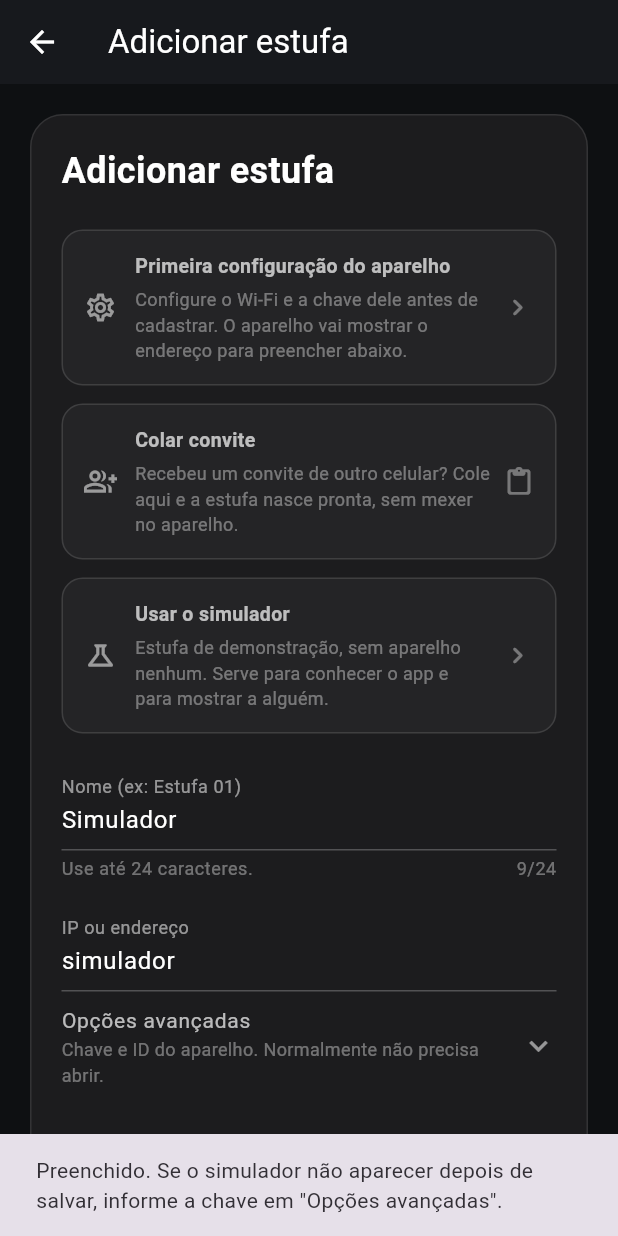
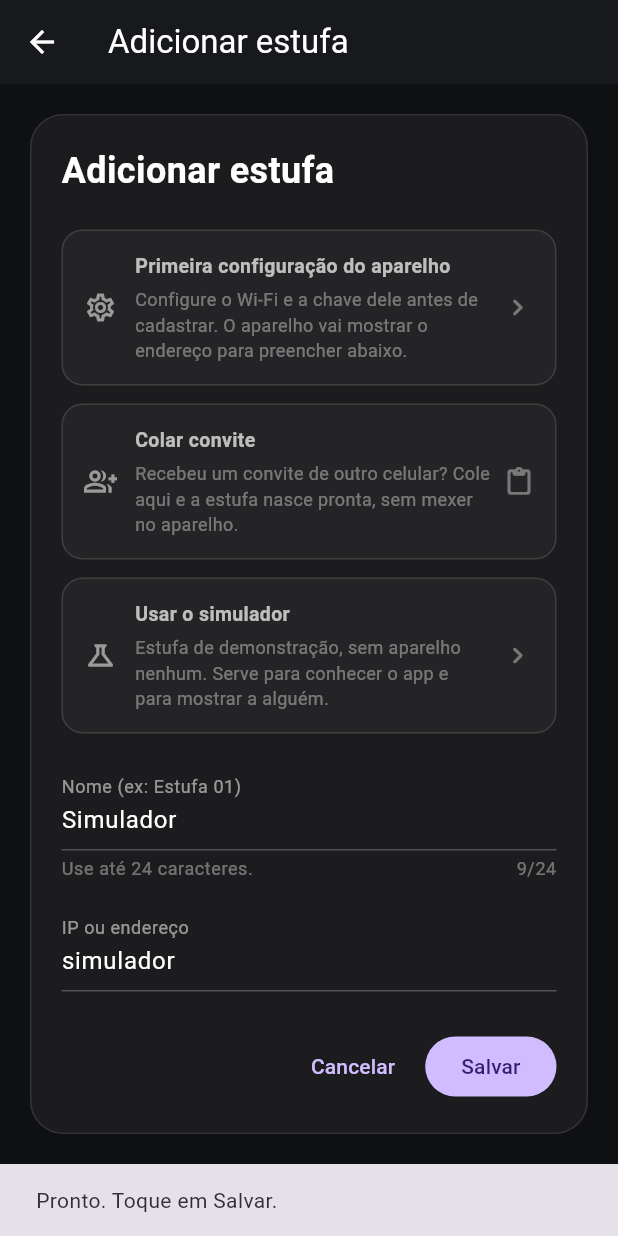
Before and after one commit to Alox01/sentinela-smart, a Flutter app: the EstufaFormScreen screen opened directly, after a tap on "Usar o simulador", on a phone screen of 412 x 824 dp. Run offline on Flutter 3.47's test engine with Material 3 defaults, Android fonts, the phone set to English and light mode, and no system bars; our stand-ins replace app_links, file_picker, firebase_core, firebase_messaging, fl_chart, flutter_local_notifications and 7 more; missing offline and left inert: dart:html, dart:js_interop; accounts and stored records are empty; generated files the repository leaves out were written again.

Commit message:
Let the demonstration greenhouse be seen without a key
Registering the simulator failed for want of a key nobody could know: it has no
device to read one from, and the one the cloud held was the shared key. The
button that fills the form could not invent it either.

So the requirement goes instead. The simulator's readings are invented by the
server, there is no greenhouse behind it, and commanding it moves nothing but
the demonstration. Asking for a secret to see fabricated data protects nothing
and costs everything - it was the only thing standing between someone and a
demonstration. The exemption names that one identifier; real devices keep the
rule.

With that, no path into the registration form needs a key or an id typed by
hand: configuration mode reads them from the device, an invitation carries them,
and the demonstration needs neither. Both fields leave the screen entirely,
including the drawer they had been tucked into - a field that exists invites
someone to fill it, and an invented value makes a device refuse commands later,
far from where it was typed. The id is still shown where the question actually
comes up, in the greenhouse's connection details.

One test changed meaning rather than being repaired: refusing a second
greenhouse for the same device by hand-typed id is no longer reachable, because
there is nowhere to type one. That is closed by construction now, which is
stronger than a guard, and the test says so.

```diff
--- a/estufa_app/lib/screens/estufa_form_screen.dart
+++ b/estufa_app/lib/screens/estufa_form_screen.dart
@@ -62,7 +62,6 @@ class _EstufaFormScreenState extends State<EstufaFormScreen> {
   late final TextEditingController _chaveController;
   late final TextEditingController _idHardwareController;
 
-  bool _ocultarChave = true;
   bool _salvando = false;
 
   bool get _editando => widget.estufa != null;
@@ -671,11 +670,8 @@ class _EstufaFormScreenState extends State<EstufaFormScreen> {
     });
     ScaffoldMessenger.of(context).showSnackBar(
       const SnackBar(
-        content: Text(
-          'Preenchido. Se o simulador não aparecer depois de salvar, informe a '
-          'chave em "Opções avançadas".',
-        ),
-        duration: Duration(seconds: 6),
+        content: Text('Pronto. Toque em Salvar.'),
+        duration: Duration(seconds: 3),
       ),
     );
   }
@@ -740,50 +736,20 @@ class _EstufaFormScreenState extends State<EstufaFormScreen> {
         _buildNomeField(),
         const SizedBox(height: 18),
         _buildIpField(),
-        // Chave e id saem da vista normal: nenhum dos dois e assunto do
-        // produtor. A chave vem do aparelho e ele nao deve precisar ve-la; o id
-        // o aparelho preenche sozinho na primeira conexao local. Mostrar os dois
-        // convidava a cuidar de coisa que nao e dele — e a inventar valor, que
-        // faz o aparelho recusar comando depois, longe daqui.
+        // Nem chave nem id aparecem aqui, e nao ha secao avancada escondendo os
+        // dois. Nenhum e assunto de quem cadastra, e os tres caminhos de entrada
+        // preenchem os dois sozinhos: o modo de configuracao le do aparelho, o
+        // convite traz de quem ja tem, e o simulador nao precisa de chave.
         //
-        // Continuam alcancaveis, porque ha um caso real que precisa deles: uma
-        // estufa que vive so na nuvem (o simulador) nao tem aparelho para
-        // ensinar o id.
-        _buildAvancado(),
+        // Campo visivel convida a preencher, e valor inventado faz o aparelho
+        // recusar comando depois — longe desta tela, sem ligacao aparente.
+        //
+        // O id continua VISIVEL, so nao aqui: aparece nos detalhes da conexao da
+        // estufa, que e onde se pergunta "de quem sao estes numeros?".
       ],
     );
   }
 
-  Widget _buildAvancado() {
-    // Material transparente por baixo: o cartao do formulario ja tem fundo
-    // proprio, e sem um Material entre os dois o Flutter avisa que o toque do
-    // ExpansionTile ficaria invisivel — e trata isso como erro em teste.
-    return Material(
-      type: MaterialType.transparency,
-      child: Theme(
-      data: Theme.of(context).copyWith(dividerColor: Colors.transparent),
-      child: ExpansionTile(
-        tilePadding: EdgeInsets.zero,
-        title: const Text(
-          'Opções avançadas',
-          style: TextStyle(color: Colors.white70, fontSize: 14),
-        ),
-        subtitle: const Text(
-          'Chave e ID do aparelho. Normalmente não precisa abrir.',
-          style: TextStyle(color: Colors.white38, fontSize: 12),
-        ),
-        iconColor: Colors.white54,
-        collapsedIconColor: Colors.white54,
-        childrenPadding: const EdgeInsets.only(top: 8),
-        children: [
-            _buildChaveField(),
-            const SizedBox(height: 18),
-            _buildIdHardwareField(),
-          ],
-        ),
-      ),
-    );
-  }
 
   Widget _buildEntradaNativaWeb() {
     final nome = _nomeController.text.trim();
@@ -928,35 +894,6 @@ class _EstufaFormScreenState extends State<EstufaFormScreen> {
     );
   }
 
-  // Normalmente o id e capturado sozinho na 1a conexao local, mas uma estufa
-  // que so sera acessada pela nuvem (ou o simulador) nunca passa por essa
-  // conexao — entao precisa poder ser informado a mao.
-  Widget _buildIdHardwareField() {
-    return TextField(
-      controller: _idHardwareController,
-      enableSuggestions: false,
-      autocorrect: false,
-      textCapitalization: TextCapitalization.characters,
-      textInputAction: TextInputAction.done,
-      onSubmitted: (_) => _salvar(),
-      style: const TextStyle(color: Colors.white),
-      decoration: const InputDecoration(
-        labelText: 'ID do aparelho',
-        hintText: 'Opcional — ex: ESP32_A1B2C3',
-        helperText:
-            'Preenchido sozinho na primeira conexão local. '
-            'Informe à mão só para acessar a estufa apenas pela nuvem.',
-        helperMaxLines: 3,
-        prefixIcon: Icon(Icons.memory_rounded, color: Colors.white38),
-        labelStyle: TextStyle(color: Colors.white54),
-        hintStyle: TextStyle(color: Colors.white30),
-        helperStyle: TextStyle(color: Colors.white38),
-        enabledBorder: UnderlineInputBorder(
-          borderSide: BorderSide(color: Colors.white24),
-        ),
-      ),
-    );
-  }
 
   Widget _buildNomeField() {
     return TextField(
@@ -997,76 +934,4 @@ class _EstufaFormScreenState extends State<EstufaFormScreen> {
     );
   }
 
-  Widget _buildChaveField() {
-    // Chave ja preenchida vira uma linha, sem campo e sem olho. Mostra-la
-    // convidava o produtor a cuidar de uma coisa que nao e dele: ela vem do
-    // aparelho e volta de la sempre que preciso, pela reconfiguracao. O campo so
-    // aparece quando NAO ha chave - aparelho antigo, ou cadastro a mao.
-    if (_chaveController.text.trim().isNotEmpty) {
-      return Padding(
-        padding: const EdgeInsets.symmetric(vertical: 12),
-        child: Row(
-          children: [
-            const Icon(Icons.lock_outline, color: Colors.white38, size: 20),
-            const SizedBox(width: 12),
-            Expanded(
-              child: Column(
-                crossAxisAlignment: CrossAxisAlignment.start,
-                children: const [
-                  Text(
-                    'Chave de acesso: configurada',
-                    style: TextStyle(color: Colors.white70, fontSize: 15),
-                  ),
-                  SizedBox(height: 2),
-                  Text(
-                    'Veio do aparelho. Você não precisa vê-la nem guardá-la.',
-                    style: TextStyle(color: Colors.white38, fontSize: 12),
-                  ),
-                ],
-              ),
-            ),
-          ],
-        ),
-      );
-    }
-
-    return TextField(
-      controller: _chaveController,
-      obscureText: _ocultarChave,
-      enableSuggestions: false,
-      autocorrect: false,
-      keyboardType: TextInputType.visiblePassword,
-      textCapitalization: TextCapitalization.none,
-      textInputAction: TextInputAction.next,
-      style: const TextStyle(color: Colors.white),
-      decoration: InputDecoration(
-        labelText: 'Chave de acesso',
-        hintText: 'Opcional',
-        // Nao mandar decorar nem inventar: quem e instruido a digitar uma
-        // chave acaba inventando uma, e chave inventada faz o aparelho
-        // recusar todo comando depois - longe daqui, sem ligacao aparente
-        // com o que foi feito.
-        helperText: 'Vem sozinha por "Configurar aparelho". '
-            'Você não precisa saber esta chave.',
-        helperMaxLines: 2,
-        prefixIcon: const Icon(Icons.vpn_key_outlined, color: Colors.white38),
-        suffixIcon: IconButton(
-          tooltip: _ocultarChave ? 'Mostrar chave' : 'Ocultar chave',
-          icon: Icon(
-            _ocultarChave
-                ? Icons.visibility_outlined
-                : Icons.visibility_off_outlined,
-            color: Colors.white54,
-          ),
-          onPressed: () => setState(() => _ocultarChave = !_ocultarChave),
-        ),
-        labelStyle: const TextStyle(color: Colors.white54),
-        hintStyle: const TextStyle(color: Colors.white30),
-        helperStyle: const TextStyle(color: Colors.white38),
-        enabledBorder: const UnderlineInputBorder(
-          borderSide: BorderSide(color: Colors.white24),
-        ),
-      ),
-    );
-  }
 }
```
Also changed, not shown: 4 other files.
